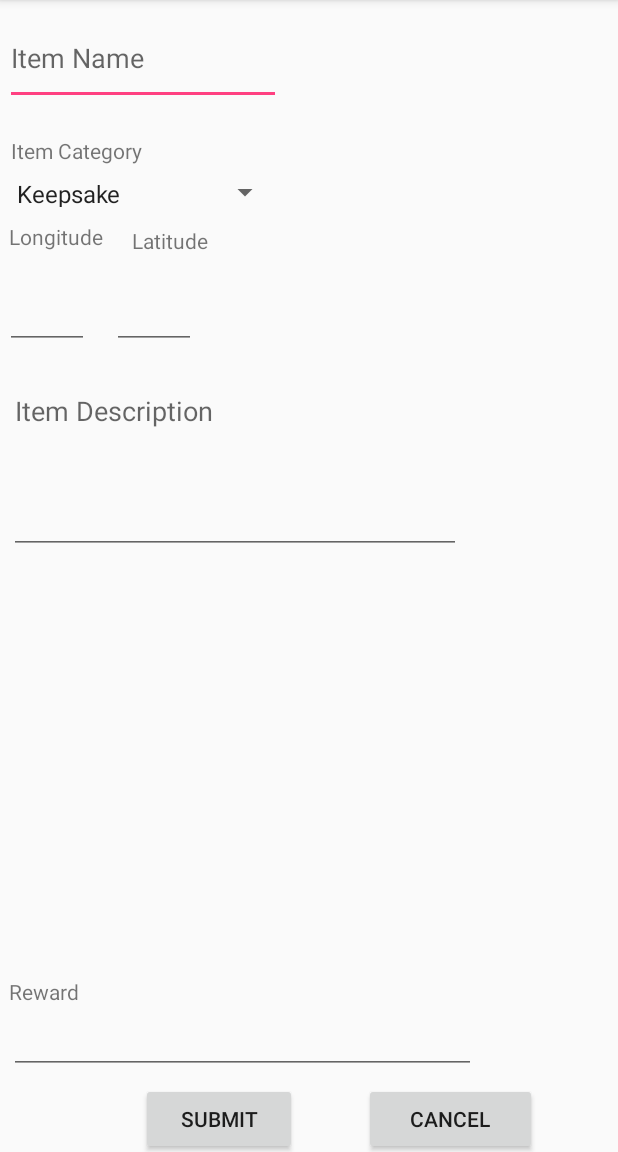
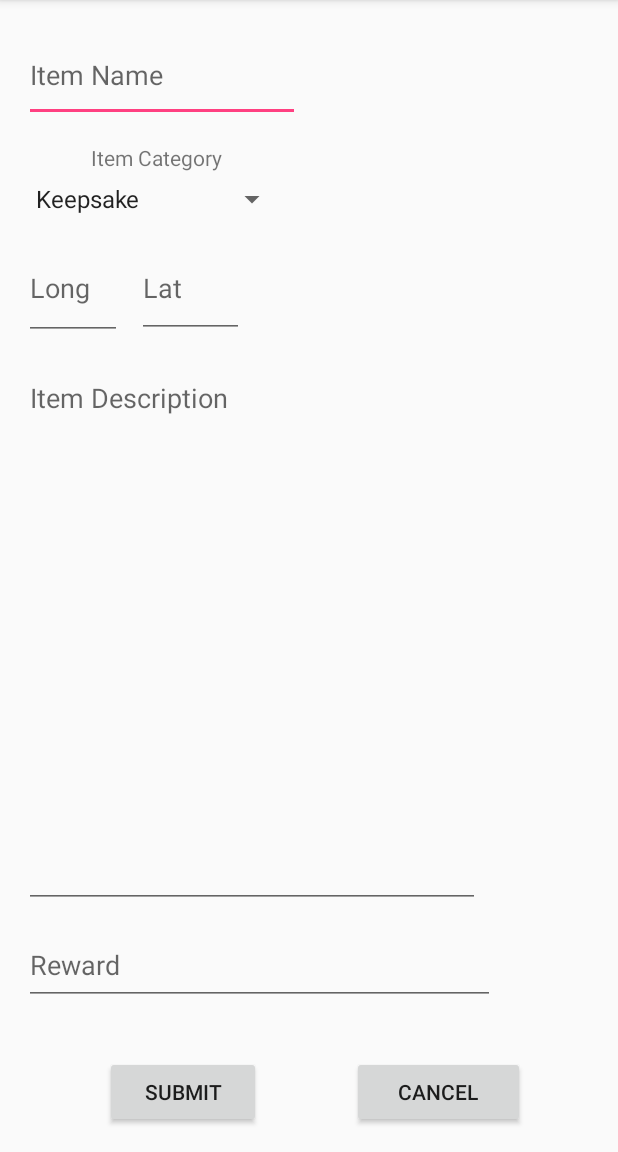
Before and after one commit to drewteachout/WheresMyStuff, an Android app: the LostItemReportActivity screen opened directly, with no data from a screen before it, on a phone screen of 412 x 824 dp, the part 84-1236 px from its top. Run offline under Robolectric (Android 15) with nearby library versions, the phone set to English and light mode, and no system bars.

Commit message:
Edited LostItemReportActivity layout

```diff
--- a/app/src/main/res/layout/activity_lost_item_report.xml
+++ b/app/src/main/res/layout/activity_lost_item_report.xml
@@ -4,7 +4,9 @@
     xmlns:tools="http://schemas.android.com/tools"
     android:layout_width="match_parent"
     android:layout_height="match_parent"
-    tools:context="com.example.drew.wheresmystuff.controllers.LostItemReportActivity">
+    tools:context="com.example.drew.wheresmystuff.controllers.LostItemReportActivity"
+    tools:layout_editor_absoluteY="81dp"
+    tools:layout_editor_absoluteX="0dp">
 
     <EditText
         android:id="@+id/itemName"
@@ -15,171 +17,136 @@
         android:ems="10"
         android:inputType="textPersonName"
         tools:layout_constraintTop_creator="1"
-        android:layout_marginTop="16dp"
-        app:layout_constraintTop_toTopOf="parent"
-        tools:layout_constraintRight_creator="1"
-        app:layout_constraintRight_toRightOf="@+id/textView"
+        tools:layout_constraintBottom_creator="1"
+        android:layout_marginStart="16dp"
+        app:layout_constraintBottom_toBottomOf="@+id/textView"
+        android:layout_marginTop="27dp"
         tools:layout_constraintLeft_creator="1"
-        app:layout_constraintLeft_toRightOf="@+id/textView" />
+        android:layout_marginBottom="40dp"
+        app:layout_constraintLeft_toLeftOf="parent"
+        app:layout_constraintTop_toTopOf="parent" />
 
     <Spinner
         android:id="@+id/itemCategorySpinner"
-        android:layout_width="0dp"
+        android:layout_width="176dp"
         android:entries= "@array/item_category"
-        android:layout_height="20dp"
+        android:layout_height="22dp"
         tools:layout_constraintTop_creator="1"
-        tools:layout_constraintRight_creator="1"
-        app:layout_constraintRight_toRightOf="@+id/itemName"
-        android:layout_marginTop="48dp"
-        app:layout_constraintTop_toBottomOf="@+id/itemName"
+        tools:layout_constraintBottom_creator="1"
+        app:layout_constraintBottom_toTopOf="@+id/itemLongitude"
+        android:layout_marginStart="16dp"
+        android:layout_marginTop="32dp"
         tools:layout_constraintLeft_creator="1"
-        app:layout_constraintLeft_toLeftOf="@+id/itemName"
-        app:layout_constraintHorizontal_bias="0.0" />
+        android:layout_marginBottom="26dp"
+        app:layout_constraintLeft_toLeftOf="parent"
+        app:layout_constraintTop_toTopOf="@+id/textView" />
 
     <EditText
         android:id="@+id/itemLongitude"
-        android:layout_width="56dp"
-        android:layout_height="51dp"
+        android:layout_width="0dp"
+        android:layout_height="57dp"
         android:gravity="top|left"
+        android:hint="Long"
         android:ems="10"
+        android:inputType="numberDecimal|numberSigned"
+        android:layout_marginEnd="10dp"
+        app:layout_constraintRight_toLeftOf="@+id/itemLatitude"
+        tools:layout_constraintRight_creator="1"
+        android:layout_marginStart="16dp"
+        app:layout_constraintBaseline_toBaselineOf="@+id/itemLatitude"
+        tools:layout_constraintBaseline_creator="1"
+        tools:layout_constraintLeft_creator="1"
+        app:layout_constraintLeft_toLeftOf="parent" />
+
+    <EditText
+        android:id="@+id/itemLatitude"
+        android:layout_width="71dp"
+        android:layout_height="56dp"
+        android:ems="10"
+        android:gravity="top|left"
+        android:hint="Lat"
         android:inputType="numberDecimal|numberSigned"
         tools:layout_constraintTop_creator="1"
         tools:layout_constraintRight_creator="1"
-        android:layout_marginEnd="1dp"
-        app:layout_constraintRight_toRightOf="@+id/textView"
-        android:layout_marginTop="43dp"
-        app:layout_constraintTop_toBottomOf="@+id/itemCategorySpinner"
-        tools:layout_constraintLeft_creator="1"
-        app:layout_constraintLeft_toLeftOf="@+id/itemCategorySpinner"
-        app:layout_constraintHorizontal_bias="0.0" />
-
-    <TextView
-        android:id="@+id/textView"
-        android:layout_width="wrap_content"
-        android:layout_height="wrap_content"
-        android:text="Item Category"
-        tools:layout_constraintBottom_creator="1"
-        app:layout_constraintBottom_toTopOf="@+id/itemCategorySpinner"
-        android:layout_marginStart="7dp"
-        tools:layout_constraintLeft_creator="1"
-        android:layout_marginBottom="8dp"
-        app:layout_constraintLeft_toLeftOf="parent"
-        android:layout_marginLeft="7dp" />
-
-    <EditText
-        android:id="@+id/itemLatitude"
-        android:layout_width="56dp"
-        android:layout_height="51dp"
-        android:ems="10"
-        android:gravity="top|left"
-        android:inputType="numberDecimal|numberSigned"
-        tools:layout_constraintTop_creator="1"
-        android:layout_marginStart="15dp"
-        tools:layout_constraintLeft_creator="1"
-        app:layout_constraintTop_toTopOf="@+id/itemLongitude"
-        app:layout_constraintLeft_toRightOf="@+id/itemLongitude"
-        android:layout_marginLeft="15dp" />
-
-    <TextView
-        android:id="@+id/textView3"
-        android:layout_width="wrap_content"
-        android:layout_height="wrap_content"
-        android:text="Reward"
-        tools:layout_constraintBottom_creator="1"
-        android:layout_marginStart="6dp"
-        app:layout_constraintBottom_toBottomOf="parent"
-        tools:layout_constraintLeft_creator="1"
-        android:layout_marginBottom="97dp"
-        app:layout_constraintLeft_toLeftOf="parent"
-        android:layout_marginLeft="6dp" />
+        android:layout_marginEnd="29dp"
+        app:layout_constraintRight_toRightOf="@+id/itemCategorySpinner"
+        android:layout_marginTop="48dp"
+        app:layout_constraintTop_toBottomOf="@+id/textView" />
 
     <EditText
         android:id="@+id/itemReward"
-        android:layout_width="311dp"
-        android:layout_height="38dp"
+        android:layout_width="314dp"
+        android:layout_height="49dp"
         android:ems="10"
+        android:gravity="top|left"
+        android:hint="Reward"
         android:inputType="textMultiLine"
-        tools:layout_constraintTop_creator="1"
-        android:layout_marginStart="6dp"
-        app:layout_constraintTop_toBottomOf="@+id/textView3"
+        android:layout_marginStart="16dp"
+        tools:layout_constraintBottom_creator="1"
+        app:layout_constraintBottom_toBottomOf="parent"
         tools:layout_constraintLeft_creator="1"
-        app:layout_constraintLeft_toLeftOf="parent"
-        android:layout_marginLeft="6dp"
-        android:layout_marginTop="7dp" />
+        android:layout_marginBottom="98dp"
+        app:layout_constraintLeft_toLeftOf="parent" />
 
     <EditText
         android:id="@+id/itemDescription"
-        android:layout_width="301dp"
-        android:layout_height="118dp"
+        android:layout_width="0dp"
+        android:layout_height="0dp"
         android:ems="10"
         android:hint="Item Description"
         android:gravity="top|left"
         android:inputType="textMultiLine"
+        android:layout_marginStart="16dp"
         tools:layout_constraintTop_creator="1"
+        tools:layout_constraintRight_creator="1"
         tools:layout_constraintBottom_creator="1"
-        android:layout_marginStart="6dp"
-        app:layout_constraintBottom_toBottomOf="@+id/itemReward"
-        android:layout_marginTop="70dp"
+        app:layout_constraintBottom_toTopOf="@+id/itemReward"
+        android:layout_marginEnd="10dp"
+        app:layout_constraintRight_toRightOf="@+id/itemReward"
+        android:layout_marginTop="16dp"
+        app:layout_constraintTop_toBottomOf="@+id/itemLongitude"
         tools:layout_constraintLeft_creator="1"
-        android:layout_marginBottom="71dp"
-        app:layout_constraintLeft_toLeftOf="parent"
-        android:layout_marginLeft="6dp"
-        app:layout_constraintVertical_bias="0.0"
-        app:layout_constraintTop_toTopOf="@+id/itemLatitude" />
+        android:layout_marginBottom="15dp"
+        app:layout_constraintLeft_toLeftOf="parent" />
 
     <Button
         android:id="@+id/lostItemReportSubmitButton"
         android:layout_width="104dp"
         android:layout_height="48dp"
         android:text="Submit"
-        tools:layout_constraintTop_creator="1"
-        tools:layout_constraintRight_creator="1"
-        android:layout_marginStart="41dp"
-        android:layout_marginEnd="39dp"
-        app:layout_constraintRight_toRightOf="@+id/itemReward"
-        android:layout_marginTop="6dp"
-        app:layout_constraintTop_toBottomOf="@+id/itemReward"
+        android:layout_marginStart="70dp"
+        tools:layout_constraintBottom_creator="1"
+        app:layout_constraintBottom_toBottomOf="parent"
         tools:layout_constraintLeft_creator="1"
-        app:layout_constraintLeft_toRightOf="@+id/textView3"
-        app:layout_constraintHorizontal_bias="0.0" />
+        android:layout_marginBottom="16dp"
+        app:layout_constraintLeft_toLeftOf="parent" />
 
     <Button
         android:id="@+id/lostItemReportCancelButton"
         android:layout_width="115dp"
         android:layout_height="48dp"
         android:text="Cancel"
+        android:layout_marginEnd="62dp"
         tools:layout_constraintRight_creator="1"
         tools:layout_constraintBottom_creator="1"
         app:layout_constraintBottom_toBottomOf="parent"
-        android:layout_marginEnd="54dp"
         app:layout_constraintRight_toRightOf="parent"
-        android:layout_marginBottom="-2dp"
-        android:layout_marginRight="57dp" />
+        android:layout_marginBottom="16dp" />
 
     <TextView
-        android:id="@+id/textView6"
-        android:layout_width="wrap_content"
-        android:layout_height="wrap_content"
-        android:text="Longitude"
-        tools:layout_constraintBottom_creator="1"
-        app:layout_constraintBottom_toTopOf="@+id/itemLongitude"
-        android:layout_marginStart="6dp"
+        android:id="@+id/textView"
+        android:layout_width="0dp"
+        android:layout_height="32dp"
+        android:text="Item Category"
+        android:textAlignment="center"
+        android:gravity="center"
+        tools:layout_constraintTop_creator="1"
+        tools:layout_constraintRight_creator="1"
+        app:layout_constraintRight_toRightOf="@+id/itemCategorySpinner"
+        android:layout_marginTop="89dp"
         tools:layout_constraintLeft_creator="1"
-        android:layout_marginBottom="14dp"
-        app:layout_constraintLeft_toLeftOf="parent"
-        android:layout_marginLeft="6dp" />
+        app:layout_constraintLeft_toLeftOf="@+id/itemCategorySpinner"
+        app:layout_constraintTop_toTopOf="parent" />
 
-    <TextView
-        android:id="@+id/textView7"
-        android:layout_width="53dp"
-        android:layout_height="21dp"
-        android:text="Latitude"
-        tools:layout_constraintBottom_creator="1"
-        app:layout_constraintBottom_toTopOf="@+id/itemLatitude"
-        android:layout_marginStart="13dp"
-        tools:layout_constraintLeft_creator="1"
-        android:layout_marginBottom="9dp"
-        app:layout_constraintLeft_toLeftOf="@+id/itemLatitude"
-        android:layout_marginLeft="11dp" />
 
 </android.support.constraint.ConstraintLayout>
```
